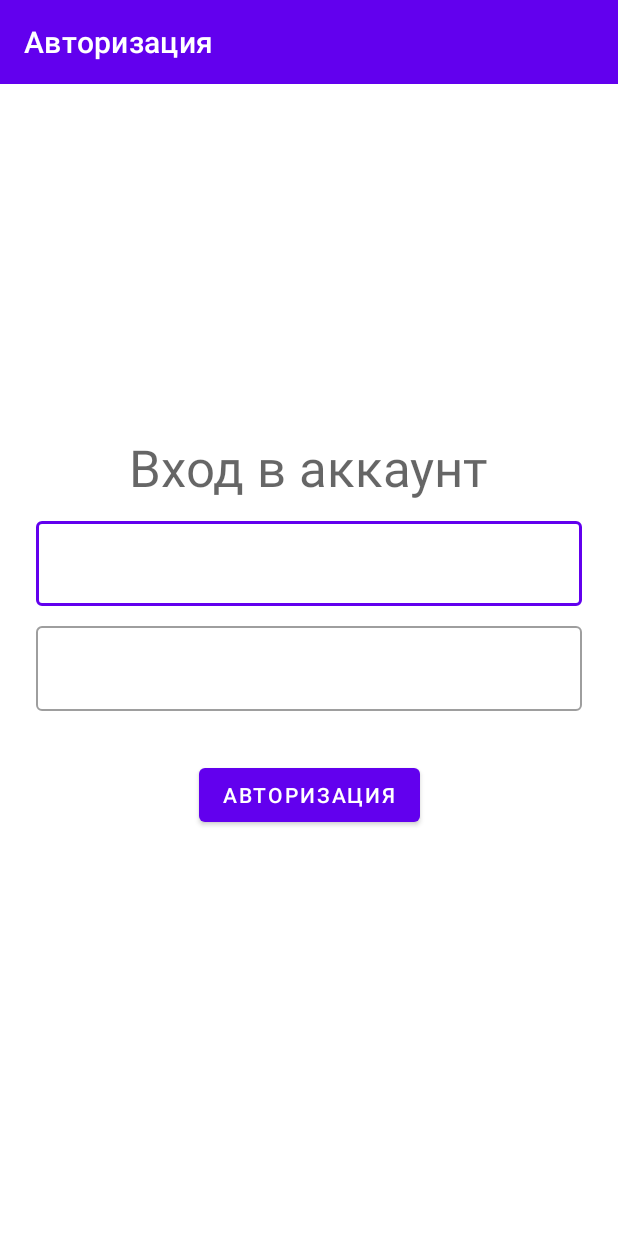
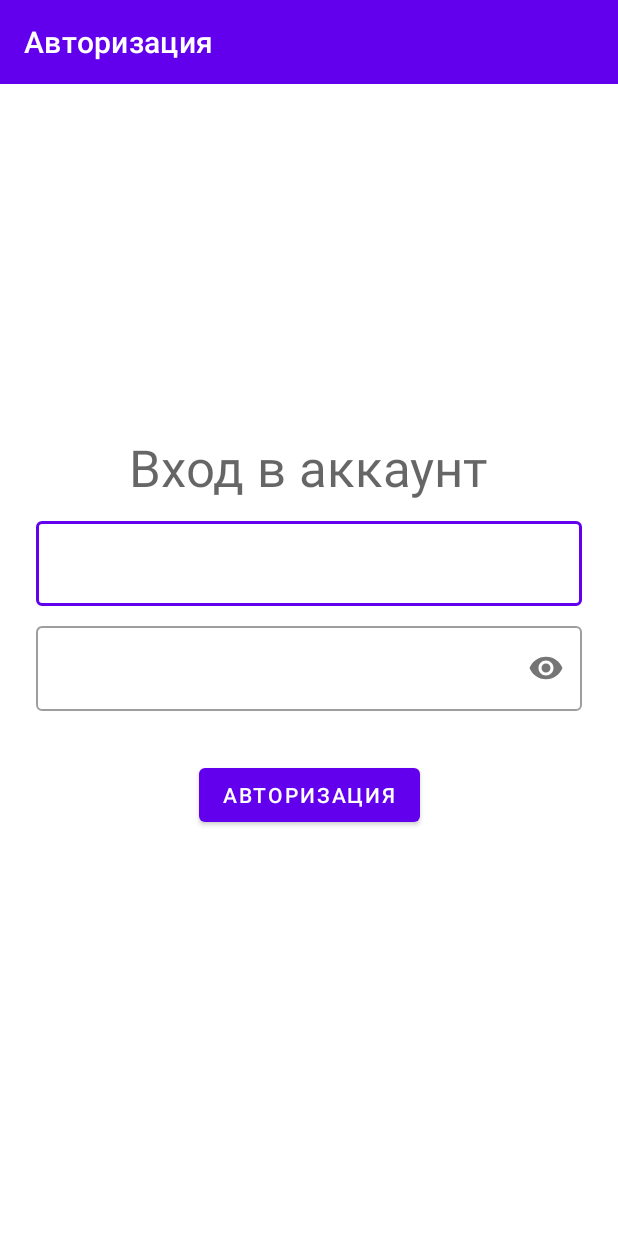
Before and after one commit to Andrei-Pronko/PrototechTestApp, an Android app: the screen it shows after launch (MainActivity), after a tap on "АВТОРИЗАЦИЯ", on a phone screen of 412 x 824 dp. Run offline under Robolectric (Android 15) with nearby library versions, the phone set to English and light mode, and no system bars; network calls fail.

```diff
--- a/app/src/main/java/com/mentarey/prototech/test/app/ui/login/LoginFragment.kt
+++ b/app/src/main/java/com/mentarey/prototech/test/app/ui/login/LoginFragment.kt
@@ -1,7 +1,10 @@
 package com.mentarey.prototech.test.app.ui.login
 
+import android.content.Context
 import android.os.Bundle
 import android.view.View
+import android.view.inputmethod.EditorInfo
+import android.view.inputmethod.InputMethodManager
 import android.widget.Toast
 import androidx.lifecycle.observe
 import com.mentarey.prototech.test.app.R
@@ -28,6 +31,7 @@ class LoginFragment : BaseFragment(R.layout.fragment_login) {
         super.onViewCreated(view, savedInstanceState)
         observeViewModel()
         setUpAuthButton()
+        setUpPasswordImeListener()
     }
 
     private fun observeViewModel() {
@@ -51,10 +55,28 @@ class LoginFragment : BaseFragment(R.layout.fragment_login) {
         button_auth_user.setOnClickListener { startAuth() }
     }
 
+    private fun setUpPasswordImeListener() {
+        editText_user_password.setOnEditorActionListener { _, actionId, _ ->
+            when (actionId) {
+                EditorInfo.IME_ACTION_DONE -> {
+                    startAuth()
+                    true
+                }
+                else -> false
+            }
+        }
+    }
+
     private fun startAuth() {
+        hideKeyboard()
         val login = editText_user_login.text.toString()
         val password = editText_user_password.text.toString()
         loginViewModel.authorizationWith(login, password)
+    }
+
+    private fun hideKeyboard() {
+        val imm = activity?.getSystemService(Context.INPUT_METHOD_SERVICE) as InputMethodManager
+        imm.hideSoftInputFromWindow(activity?.currentFocus?.windowToken, 0)
     }
 
     private fun openSignalsScreen() {
--- a/app/src/main/res/layout/fragment_login.xml
+++ b/app/src/main/res/layout/fragment_login.xml
@@ -39,7 +39,6 @@
         android:layout_marginStart="24dp"
         android:layout_marginTop="8dp"
         android:layout_marginEnd="24dp"
-        app:endIconMode="clear_text"
         app:layout_constraintEnd_toEndOf="parent"
         app:layout_constraintStart_toStartOf="parent"
         app:layout_constraintTop_toBottomOf="@+id/textView_enter_account">
@@ -49,7 +48,9 @@
             android:layout_width="match_parent"
             android:layout_height="wrap_content"
             android:ems="10"
-            android:gravity="top|start" />
+            android:gravity="top|start"
+            android:imeOptions="actionNext"
+            android:singleLine="true" />
     </com.google.android.material.textfield.TextInputLayout>
 
     <com.google.android.material.textfield.TextInputLayout
@@ -60,10 +61,10 @@
         android:layout_marginStart="24dp"
         android:layout_marginTop="8dp"
         android:layout_marginEnd="24dp"
-        app:endIconMode="clear_text"
         app:layout_constraintEnd_toEndOf="parent"
         app:layout_constraintStart_toStartOf="parent"
-        app:layout_constraintTop_toBottomOf="@+id/textInputLayout_user_login">
+        app:layout_constraintTop_toBottomOf="@+id/textInputLayout_user_login"
+        app:passwordToggleEnabled="true">
 
         <androidx.appcompat.widget.AppCompatEditText
             android:id="@+id/editText_user_password"
@@ -71,7 +72,9 @@
             android:layout_height="wrap_content"
             android:ems="10"
             android:gravity="top|start"
-            android:inputType="textPassword" />
+            android:imeOptions="actionDone"
+            android:inputType="textPassword"
+            android:singleLine="true" />
     </com.google.android.material.textfield.TextInputLayout>
 
     <com.google.android.material.button.MaterialButton
```
